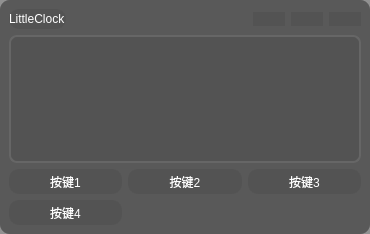
Mirence219/LittleClock, file assets/qt_ui/main_window.ui: the form before one commit.
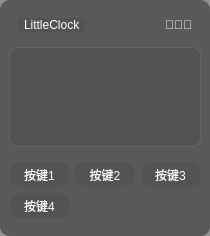
The form after the commit. Icons and pictures are not drawn. Custom widgets are drawn as their Qt base class.

What changed in the file:
```diff
--- a/assets/qt_ui/main_window.ui
+++ b/assets/qt_ui/main_window.ui
@@ -6,8 +6,8 @@
    <rect>
     <x>0</x>
     <y>0</y>
-    <width>370</width>
-    <height>234</height>
+    <width>210</width>
+    <height>222</height>
    </rect>
   </property>
   <property name="windowTitle">
@@ -24,20 +24,42 @@
    </property>
    <layout class="QVBoxLayout" name="verticalLayout">
     <item>
+     <widget class="QFrame" name="frmIndex">
+      <property name="sizePolicy">
+       <sizepolicy hsizetype="Preferred" vsizetype="Fixed">
+        <horstretch>0</horstretch>
+        <verstretch>0</verstretch>
+       </sizepolicy>
+      </property>
+      <property name="styleSheet">
+       <string notr="true">background: rgba(0, 0, 0, 0);</string>
+      </property>
      <layout class="QHBoxLayout" name="horizontalLayout">
       <item>
        <widget class="QLabel" name="lbTitle">
+         <property name="sizePolicy">
+          <sizepolicy hsizetype="Preferred" vsizetype="Preferred">
+           <horstretch>0</horstretch>
+           <verstretch>0</verstretch>
+          </sizepolicy>
+         </property>
         <property name="minimumSize">
          <size>
           <width>0</width>
           <height>0</height>
          </size>
         </property>
+         <property name="maximumSize">
+          <size>
+           <width>16777215</width>
+           <height>30</height>
+          </size>
+         </property>
         <property name="styleSheet">
-         <string notr="true">font: 700 12pt &quot;Microsoft YaHei UI&quot;;
-padding-left:1
-0px;
-</string>
+          <string notr="true">font: 700 13pt &quot;Microsoft YaHei UI&quot;;
+padding-left:3px;
+border-radius: 10px;
+background-color: rgba(80, 80, 80, 160);</string>
         </property>
         <property name="text">
          <string>LittleClock</string>
@@ -55,45 +77,150 @@
         <property name="sizeHint" stdset="0">
          <size>
           <width>40</width>
-          <height>20</height>
+           <height>10</height>
          </size>
         </property>
        </spacer>
       </item>
+       <item alignment="Qt::AlignmentFlag::AlignRight|Qt::AlignmentFlag::AlignVCenter">
+        <widget class="QFrame" name="frmTitleBtn">
+         <property name="sizePolicy">
+          <sizepolicy hsizetype="Minimum" vsizetype="Minimum">
+           <horstretch>0</horstretch>
+           <verstretch>0</verstretch>
+          </sizepolicy>
+         </property>
+         <property name="maximumSize">
+          <size>
+           <width>16777215</width>
+           <height>50</height>
+          </size>
+         </property>
+         <property name="toolTipDuration">
+          <number>-1</number>
+         </property>
+         <property name="styleSheet">
+          <string notr="true">background: rgba(0, 0, 0, 0);</string>
+         </property>
+         <property name="frameShape">
+          <enum>QFrame::Shape::StyledPanel</enum>
+         </property>
+         <property name="frameShadow">
+          <enum>QFrame::Shadow::Raised</enum>
+         </property>
+         <property name="lineWidth">
+          <number>0</number>
+         </property>
+         <layout class="QHBoxLayout" name="horizontalLayout_2">
+          <property name="spacing">
+           <number>0</number>
+          </property>
+          <property name="leftMargin">
+           <number>0</number>
+          </property>
+          <property name="topMargin">
+           <number>0</number>
+          </property>
+          <property name="rightMargin">
+           <number>0</number>
+          </property>
+          <property name="bottomMargin">
+           <number>0</number>
+          </property>
       <item>
        <widget class="QPushButton" name="bntSetting">
+            <property name="sizePolicy">
+             <sizepolicy hsizetype="Minimum" vsizetype="Minimum">
+              <horstretch>0</horstretch>
+              <verstretch>0</verstretch>
+             </sizepolicy>
+            </property>
+            <property name="maximumSize">
+             <size>
+              <width>16777215</width>
+              <height>30</height>
+             </size>
+            </property>
+            <property name="styleSheet">
+             <string notr="true">background: rgba(0, 0, 0, 0);
+font: 20pt &quot;iconfont&quot;;
+color: rgba(255, 255, 255, 255);
+padding-left: 5px;
+
+bntSetting::hover {
+    background: rgba(255,255,255,128);
+}</string>
+            </property>
         <property name="text">
-         <string/>
-        </property>
-        <property name="icon">
-         <iconset theme="QIcon::ThemeIcon::DocumentNew"/>
+             <string></string>
         </property>
        </widget>
       </item>
       <item>
        <widget class="QPushButton" name="bntTophint">
+            <property name="sizePolicy">
+             <sizepolicy hsizetype="Minimum" vsizetype="Minimum">
+              <horstretch>0</horstretch>
+              <verstretch>0</verstretch>
+             </sizepolicy>
+            </property>
+            <property name="maximumSize">
+             <size>
+              <width>16777215</width>
+              <height>30</height>
+             </size>
+            </property>
+            <property name="cursor">
+             <cursorShape>PointingHandCursor</cursorShape>
+            </property>
         <property name="styleSheet">
          <string notr="true"/>
         </property>
         <property name="text">
-         <string/>
-        </property>
-        <property name="icon">
-         <iconset theme="QIcon::ThemeIcon::MailAttachment"/>
+             <string></string>
         </property>
        </widget>
       </item>
       <item>
        <widget class="QPushButton" name="bntClose">
+            <property name="sizePolicy">
+             <sizepolicy hsizetype="Minimum" vsizetype="Minimum">
+              <horstretch>0</horstretch>
+              <verstretch>0</verstretch>
+             </sizepolicy>
+            </property>
+            <property name="maximumSize">
+             <size>
+              <width>16777215</width>
+              <height>30</height>
+             </size>
+            </property>
+            <property name="cursor">
+             <cursorShape>PointingHandCursor</cursorShape>
+            </property>
+            <property name="styleSheet">
+             <string notr="true">background-color: rgba(0, 0, 0, 0);
+font: 20pt &quot;iconfont&quot;;
+color: rgba(255, 255, 255, 255);
+padding-left: 5px;
+
+bntClose::hover {
+    color: rgba(255,255,255,128);
+}</string>
+            </property>
         <property name="text">
-         <string/>
-        </property>
-        <property name="icon">
-         <iconset theme="QIcon::ThemeIcon::ApplicationExit"/>
-        </property>
+             <string></string>
+            </property>
        </widget>
       </item>
      </layout>
+        </widget>
+       </item>
+      </layout>
+      <zorder>lbTitle</zorder>
+      <zorder>horizontalSpacer</zorder>
+      <zorder>frmTitleBtn</zorder>
+     </widget>
     </item>
     <item>
      <layout class="QVBoxLayout" name="verticalLayout_2">
@@ -105,27 +232,32 @@
           <height>100</height>
          </size>
         </property>
-        <property name="maximumSize">
-         <size>
-          <width>16777215</width>
-          <height>150</height>
-         </size>
-        </property>
         <property name="styleSheet">
-         <string notr="true">border: 2px solid #666; 
-border-radius: 8px;</string>
+         <string notr="true">border: 1px solid #666; 
+border-radius: 8px;
+background: rgba(80, 80, 80, 160);</string>
         </property>
        </widget>
       </item>
      </layout>
     </item>
     <item>
+     <widget class="QFrame" name="">
+      <property name="sizePolicy">
+       <sizepolicy hsizetype="Preferred" vsizetype="Fixed">
+        <horstretch>0</horstretch>
+        <verstretch>0</verstretch>
+       </sizepolicy>
+      </property>
+      <property name="styleSheet">
+       <string notr="true">background: rgba(0, 0, 0, 0);</string>
+      </property>
      <layout class="QGridLayout" name="gridLayout" columnstretch="0,0,0">
       <property name="leftMargin">
-       <number>0</number>
+        <number>1</number>
       </property>
       <property name="rightMargin">
-       <number>0</number>
+        <number>1</number>
       </property>
       <item row="0" column="2">
        <widget class="QPushButton" name="bnt3">
@@ -135,6 +267,9 @@
           <height>25</height>
          </size>
         </property>
+         <property name="styleSheet">
+          <string notr="true">background-color: rgba(80, 80, 80, 160);</string>
+         </property>
         <property name="text">
          <string>按键3</string>
         </property>
@@ -148,6 +283,9 @@
           <height>25</height>
          </size>
         </property>
+         <property name="styleSheet">
+          <string notr="true">background-color: rgba(80, 80, 80, 160);</string>
+         </property>
         <property name="text">
          <string>按键2</string>
         </property>
@@ -167,6 +305,9 @@
           <height>25</height>
          </size>
         </property>
+         <property name="styleSheet">
+          <string notr="true">background-color: rgba(80, 80, 80, 160);</string>
+         </property>
         <property name="text">
          <string>按键1</string>
         </property>
@@ -180,12 +321,16 @@
           <height>25</height>
          </size>
         </property>
+         <property name="styleSheet">
+          <string notr="true">background-color: rgba(80, 80, 80, 160);</string>
+         </property>
         <property name="text">
          <string>按键4</string>
         </property>
        </widget>
       </item>
      </layout>
+     </widget>
     </item>
    </layout>
   </widget>
```
Left out of the diff: 18 changed lines with no effect on the pictures. Lines whose indentation alone changed are shown as unchanged.
